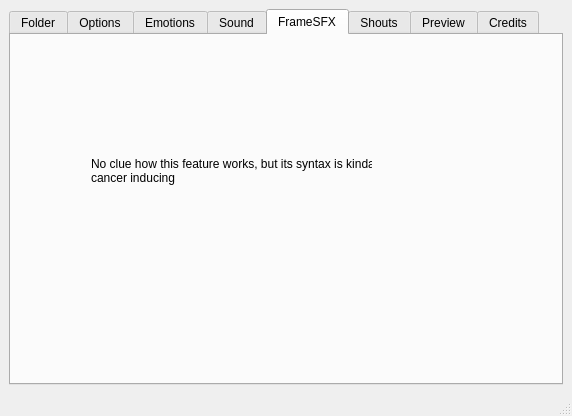
Above: ressources/ui/ao2charmaker.ui from Salanto/AO2-CharIniMaker before the change. Below: the same form after it.
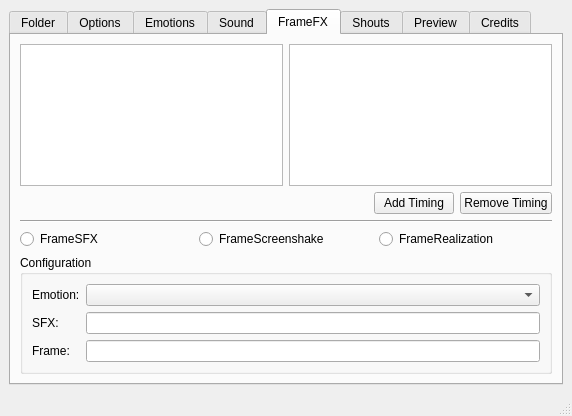
That is the form after the change. The open tabs and pages were chosen to show the change.

Commit message: Preliminary FrameFX layout

The edit to the form file:
```diff
--- a/ressources/ui/ao2charmaker.ui
+++ b/ressources/ui/ao2charmaker.ui
@@ -645,22 +645,129 @@
       </widget>
       <widget class="QWidget" name="framesfx">
        <attribute name="title">
-        <string>FrameSFX</string>
+        <string>FrameFX</string>
        </attribute>
-       <widget class="QLabel" name="unimplemented_lbl">
-        <property name="geometry">
-         <rect>
-          <x>80</x>
-          <y>60</y>
-          <width>281</width>
-          <height>151</height>
-         </rect>
-        </property>
-        <property name="text">
-         <string>No clue how this feature works, but its syntax is kinda
-cancer inducing</string>
-        </property>
-       </widget>
+       <layout class="QGridLayout" name="gridLayout_6">
+        <item row="5" column="0">
+         <layout class="QHBoxLayout" name="framefx_radio_horizontal_layout">
+          <item>
+           <widget class="QRadioButton" name="framefx_radio_sfx_button">
+            <property name="text">
+             <string>FrameSFX</string>
+            </property>
+           </widget>
+          </item>
+          <item>
+           <widget class="QRadioButton" name="framefx_radio_screenshake_button">
+            <property name="text">
+             <string>FrameScreenshake</string>
+            </property>
+           </widget>
+          </item>
+          <item>
+           <widget class="QRadioButton" name="framefx_radio_realization_button">
+            <property name="text">
+             <string>FrameRealization</string>
+            </property>
+           </widget>
+          </item>
+         </layout>
+        </item>
+        <item row="9" column="0">
+         <layout class="QVBoxLayout" name="framefx_config_layout">
+          <item>
+           <widget class="QGroupBox" name="framefx_config_combobox">
+            <property name="title">
+             <string>Configuration</string>
+            </property>
+            <layout class="QFormLayout" name="formLayout_4">
+             <item row="1" column="0">
+              <widget class="QLabel" name="framefx_emotion_lbl">
+               <property name="text">
+                <string>Emotion:</string>
+               </property>
+              </widget>
+             </item>
+             <item row="1" column="1">
+              <widget class="QComboBox" name="framefx_emotion_combobox"/>
+             </item>
+             <item row="3" column="0">
+              <widget class="QLabel" name="framefx_frame_lbl">
+               <property name="text">
+                <string>Frame:</string>
+               </property>
+              </widget>
+             </item>
+             <item row="3" column="1">
+              <widget class="QLineEdit" name="framefx_frame_lineedit"/>
+             </item>
+             <item row="2" column="0">
+              <widget class="QLabel" name="framefx_sfx_lbl">
+               <property name="text">
+                <string>SFX:</string>
+               </property>
+              </widget>
+             </item>
+             <item row="2" column="1">
+              <widget class="QLineEdit" name="framefx_sfx_lineedit"/>
+             </item>
+            </layout>
+           </widget>
+          </item>
+         </layout>
+        </item>
+        <item row="1" column="0">
+         <layout class="QHBoxLayout" name="framefx_listview_layout">
+          <item>
+           <widget class="QListWidget" name="framefx_entry_listview"/>
+          </item>
+          <item>
+           <widget class="QListWidget" name="framefx_timing_listview"/>
+          </item>
+         </layout>
+        </item>
+        <item row="3" column="0">
+         <layout class="QHBoxLayout" name="framefx_timing_layout">
+          <item>
+           <spacer name="framefx_timing_spacer">
+            <property name="orientation">
+             <enum>Qt::Horizontal</enum>
+            </property>
+            <property name="sizeHint" stdset="0">
+             <size>
+              <width>40</width>
+              <height>20</height>
+             </size>
+            </property>
+           </spacer>
+          </item>
+          <item>
+           <widget class="QPushButton" name="framefx_remove_timing">
+            <property name="text">
+             <string>Add Timing</string>
+            </property>
+           </widget>
+          </item>
+          <item>
+           <widget class="QPushButton" name="framefx_add_timing">
+            <property name="text">
+             <string>Remove Timing</string>
+            </property>
+           </widget>
+          </item>
+         </layout>
+        </item>
+        <item row="4" column="0">
+         <widget class="QFrame" name="frame">
+          <property name="frameShape">
+           <enum>QFrame::HLine</enum>
+          </property>
+          <property name="frameShadow">
+           <enum>QFrame::Sunken</enum>
+          </property>
+         </widget>
+        </item>
+       </layout>
       </widget>
       <widget class="QWidget" name="shouts">
        <attribute name="title">
```
Left out of the diff: 34 changed lines with no effect on the pictures.
